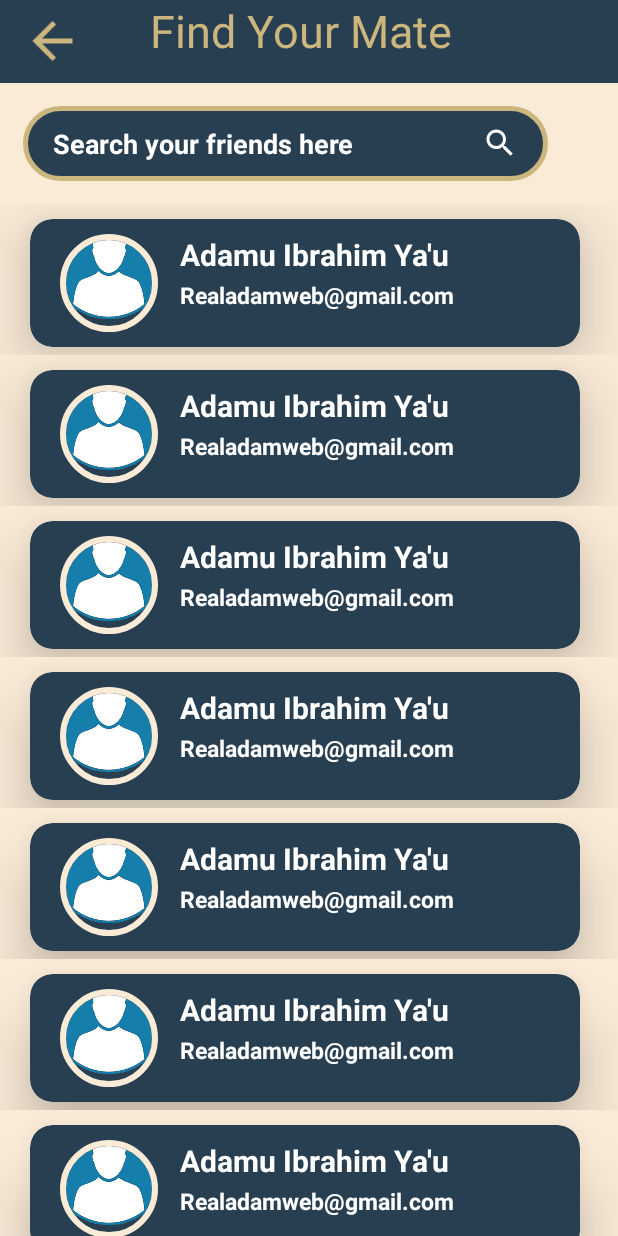
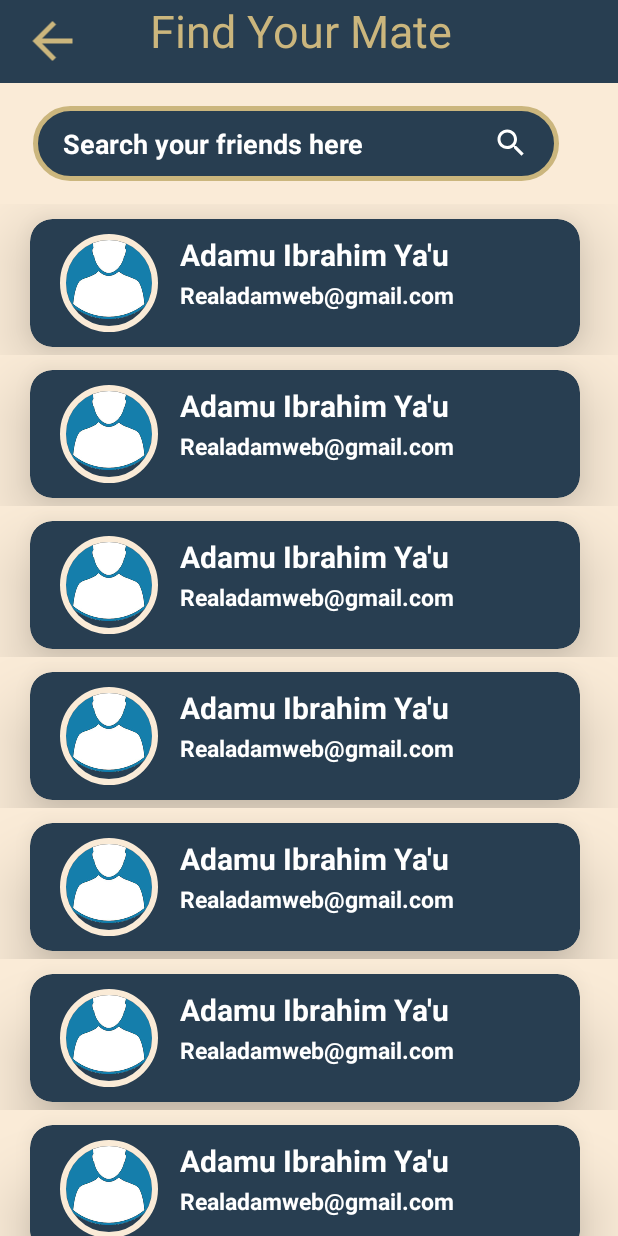
Before and after one commit to Adamweb-jido/Albumatic, an Android app: the PeopleList screen opened directly, with no data from a screen before it, on a phone screen of 412 x 824 dp. Run offline under Robolectric (Android 15) with nearby library versions, the phone set to English and light mode, and no system bars; our stand-ins replace CircleImageView; Roboto replaces fonts that are not available here.

Commit message:
An App for my College

```diff
--- a/app/src/main/res/layout/activity_people_list.xml
+++ b/app/src/main/res/layout/activity_people_list.xml
@@ -35,16 +35,21 @@
         android:id="@+id/searchBox"
         android:layout_width="350dp"
         android:layout_height="50dp"
-       android:layout_margin="15dp"
+        android:layout_below="@id/linearLayout3"
+        android:layout_alignParentStart="true"
+        android:layout_alignParentEnd="true"
+        android:layout_marginStart="22dp"
+        android:layout_marginTop="15dp"
+        android:layout_marginEnd="39dp"
+        android:layout_marginBottom="15dp"
+        android:background="@drawable/search_box"
+        android:drawableEnd="@drawable/search_icon"
         android:hint="Search your friends here"
         android:paddingStart="20dp"
         android:paddingEnd="20dp"
         android:textColor="@color/white"
         android:textColorHint="@color/white"
-        android:textStyle="bold"
-        android:drawableEnd="@drawable/search_icon"
-        android:background="@drawable/search_box"
-        android:layout_below="@id/linearLayout3"/>
+        android:textStyle="bold" />
 
     <androidx.recyclerview.widget.RecyclerView
         android:layout_width="match_parent"
```
Also changed, not shown: app/src/main/res/layout/album_layout.xml (+11 -10 lines).
